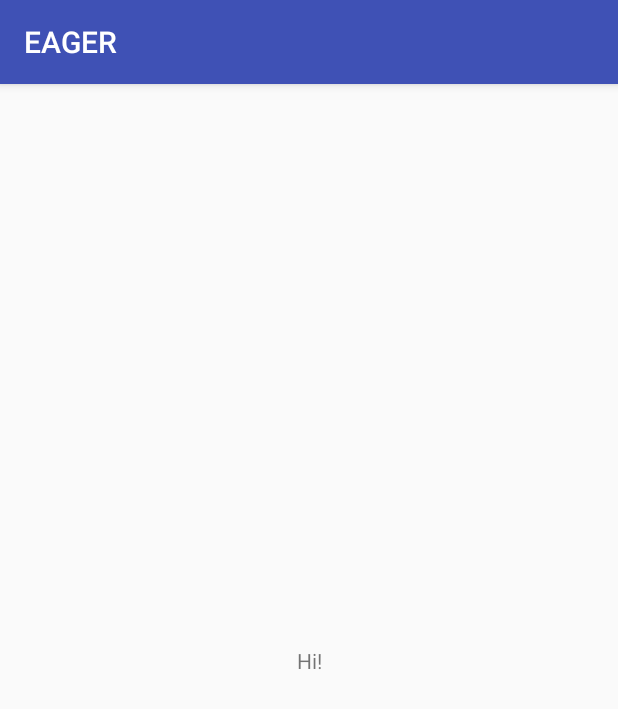
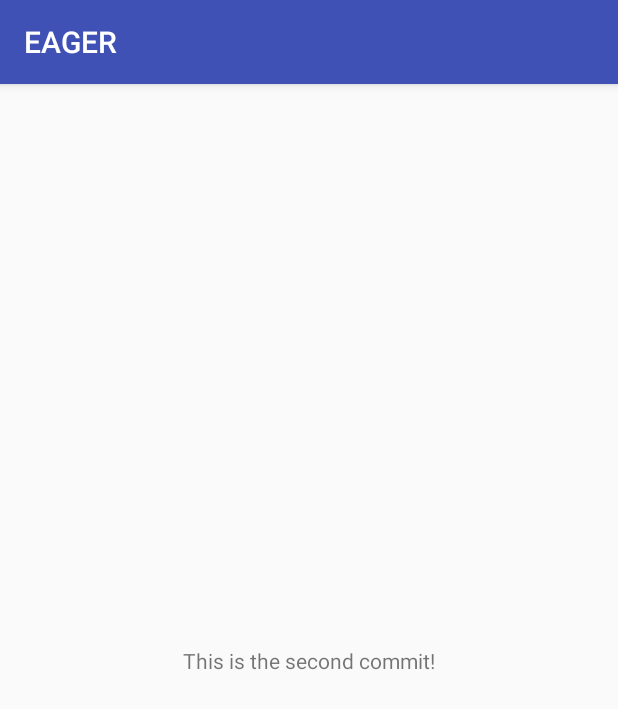
Before and after one commit to cmpe220/EAGER, an Android app: the screen it shows after launch (MainActivity), on a phone screen of 412 x 824 dp. Shown: the top 709 px of the screen. Run offline under Robolectric (Android 15) with nearby library versions, the phone set to English and light mode, and no system bars.

Commit message:
Second Commit

```diff
--- a/app/src/main/java/com/example/therangersolid/eager/MainActivity.java
+++ b/app/src/main/java/com/example/therangersolid/eager/MainActivity.java
@@ -11,6 +11,7 @@ public class MainActivity extends AppCompatActivity {
         super.onCreate(savedInstanceState);
         setContentView(R.layout.activity_main);
         TextView tv = (TextView) findViewById(R.id.hello);
-        tv.setText("Hi!");
+        tv.setText("This is the second commit!");
+
     }
 }
```
